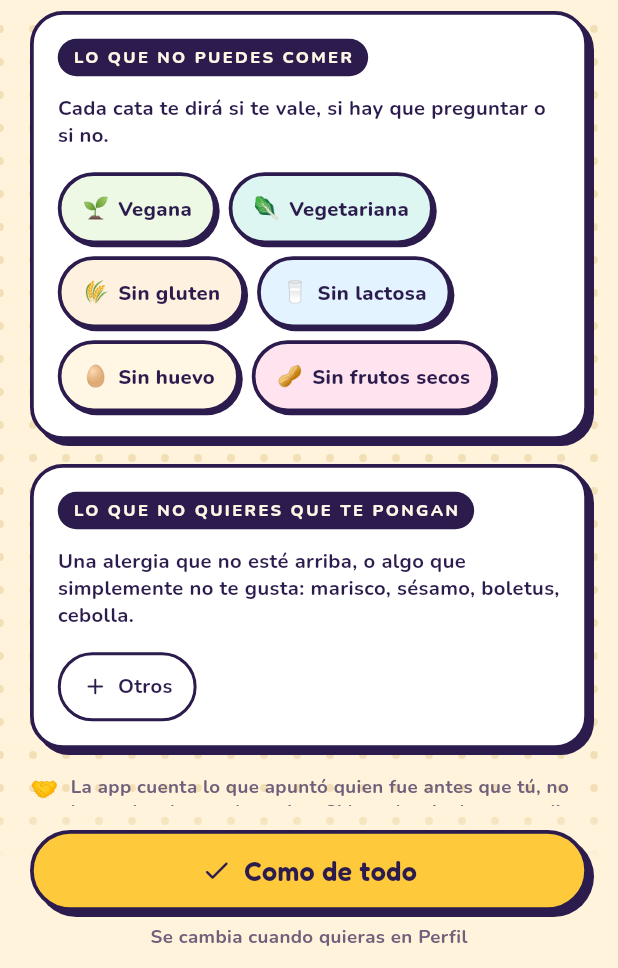
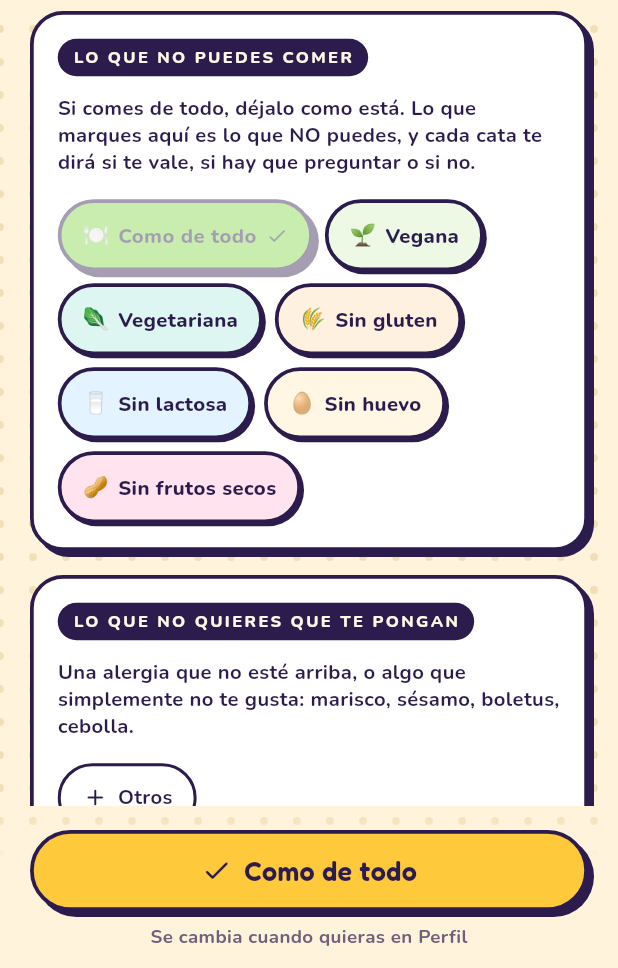
Before and after one commit to escalartica/catacroket, a Flutter app: the screen it shows after launch, on a phone screen of 412 x 824 dp, the part 268-1236 px from its top. Run offline on Flutter 3.47's test engine with Material 3 defaults, Android fonts, the phone set to English and light mode, and no system bars; our stand-ins replace cloud_firestore, firebase_auth, firebase_core, flutter_image_compress, flutter_map, flutter_riverpod and 8 more; accounts and stored records are empty.

Commit message:
«Como de todo» se puede decir, el borrador avisa de dónde sale y el formulario corta limpio

```diff
--- a/lib/core/theme/components/pildoras_dieta.dart
+++ b/lib/core/theme/components/pildoras_dieta.dart
@@ -15,10 +15,23 @@ class PildorasDieta extends StatelessWidget {
     required this.marcadas,
     required this.onAlternar,
     this.recuento,
+    this.onComoDeTodo,
   });
 
   final Set<Dieta> marcadas;
   final void Function(Dieta) onAlternar;
+
+  /// Pone delante un «Como de todo» que lo desmarca todo.
+  ///
+  /// Hace falta donde se dice CÓMO COMES, y no donde se describe una
+  /// croqueta ni donde se filtra. «No tengo ninguna restricción» era el
+  /// estado por defecto y no se veía por ninguna parte: seis pastillas
+  /// apetecibles y nada que diga qué significan, así que quien come de todo
+  /// las marca TODAS pensando que dice «puedo con todo esto», cuando lo que
+  /// la app entiende es que eres vegano, celíaco y alérgico al huevo a la
+  /// vez. Pasó de verdad, y deja la app escondiéndote media lista de
+  /// rellenos en cada cata que apuntas.
+  final VoidCallback? onComoDeTodo;
 
   /// Cuántas catas quedarían al marcar cada una, contando lo que ya haya
   /// marcado. Sólo lo pasa el filtro; en el formulario el número no significa
@@ -31,6 +44,16 @@ class PildorasDieta extends StatelessWidget {
       spacing: 8,
       runSpacing: 8,
       children: <Widget>[
+        if (onComoDeTodo != null)
+          OpcionPildora(
+            texto: 'Como de todo',
+            emoji: '🍽️',
+            activa: marcadas.isEmpty,
+            colorActiva: AppColors.lima,
+            colorInactiva: AppColors.superficie,
+            enGrupoUnico: false,
+            onTap: marcadas.isEmpty ? null : onComoDeTodo,
+          ),
         for (final Dieta d in Dieta.values) _unaPildora(d),
       ],
     );
@@ -38,6 +61,10 @@ class PildorasDieta extends StatelessWidget {
 
   Widget _unaPildora(Dieta d) {
     final bool marcada = marcadas.contains(d);
+    // Marcar una dieta es decir que NO puedes con ella, así que al tocarla
+    // «Como de todo» se apaga solo. Lo hace el propio estado: está activa
+    // mientras no haya ninguna marcada.
+
     final int? cuantas = recuento?[d];
 
     // Sin ninguna detrás, la pastilla se apaga.
--- a/lib/features/como_comes/como_comes_page.dart
+++ b/lib/features/como_comes/como_comes_page.dart
@@ -83,12 +83,15 @@ class _ComoComesPageState extends ConsumerState<ComoComesPage> {
                 child: _Panel(
                   etiqueta: 'Lo que no puedes comer',
                   explicacion:
-                      'Cada cata te dirá si te vale, si hay que '
-                      'preguntar o si no.',
+                      'Si comes de todo, déjalo como está. Lo que marques '
+                      'aquí es lo que NO puedes, y cada cata te dirá si te '
+                      'vale, si hay que preguntar o si no.',
                   child: PildorasDieta(
                     marcadas: mias,
                     onAlternar:
                         ref.read(miDietaProvider.notifier).alternar,
+                    onComoDeTodo:
+                        ref.read(miDietaProvider.notifier).limpiar,
                   ),
                 ),
               ),
--- a/lib/features/perfil/perfil_page.dart
+++ b/lib/features/perfil/perfil_page.dart
@@ -263,6 +263,7 @@ class PerfilPage extends ConsumerWidget {
               _ComoComo(
                 mias: ref.watch(miDietaProvider),
                 onAlternar: ref.read(miDietaProvider.notifier).alternar,
+                onComoDeTodo: ref.read(miDietaProvider.notifier).limpiar,
                 evitar: ref.watch(evitarProvider),
                 onEvitarAnadir: ref.read(evitarProvider.notifier).anadir,
                 onEvitarQuitar: ref.read(evitarProvider.notifier).quitar,
@@ -678,6 +679,7 @@ class _ComoComo extends StatelessWidget {
   const _ComoComo({
     required this.mias,
     required this.onAlternar,
+    required this.onComoDeTodo,
     required this.evitar,
     required this.onEvitarAnadir,
     required this.onEvitarQuitar,
@@ -685,6 +687,7 @@ class _ComoComo extends StatelessWidget {
 
   final Set<Dieta> mias;
   final void Function(Dieta) onAlternar;
+  final VoidCallback onComoDeTodo;
 
   /// Lo escrito a mano: marisco, sésamo, boletus. Va debajo de las dietas y
   /// no mezclado con ellas porque no promete lo mismo — las dietas se
@@ -701,16 +704,27 @@ class _ComoComo extends StatelessWidget {
         children: <Widget>[
           const EtiquetaPanel(texto: 'Cómo comes'),
           const SizedBox(height: AppSpacing.m),
+          // «Lo que NO puedes comer», con todas las letras.
+          //
+          // Sin decirlo, seis pastillas apetecibles se leen como «marca lo
+          // que puedes comer» y hay quien las marca todas queriendo decir
+          // «como de todo». La app entiende lo contrario y le esconde media
+          // lista de rellenos en cada cata.
           Text(
             mias.isEmpty
-                ? 'Si no comes de todo, márcalo. La app te dirá en cada cata '
+                ? 'Marca lo que NO puedes comer. La app te dirá en cada cata '
                     'si te vale, y la Barra Libre abrirá ya filtrada.'
-                : 'Cada cata te dirá si te vale, si hay que preguntar o si '
-                    'no. Se guarda sólo en este móvil.',
+                : 'Esto es lo que NO puedes comer. Cada cata te dirá si te '
+                    'vale, si hay que preguntar o si no. Se guarda sólo en '
+                    'este móvil.',
             style: AppTypography.cuerpoS.copyWith(height: 1.35),
           ),
           const SizedBox(height: AppSpacing.m),
-          PildorasDieta(marcadas: mias, onAlternar: onAlternar),
+          PildorasDieta(
+            marcadas: mias,
+            onAlternar: onAlternar,
+            onComoDeTodo: onComoDeTodo,
+          ),
           const SizedBox(height: AppSpacing.l),
           Text(
             'Y si hay algo que no quieres que te pongan —marisco, sésamo, '
```
Also changed, not shown: lib/features/nueva_cata/nueva_cata_page.dart (+91 -17 lines), 1 other file.
